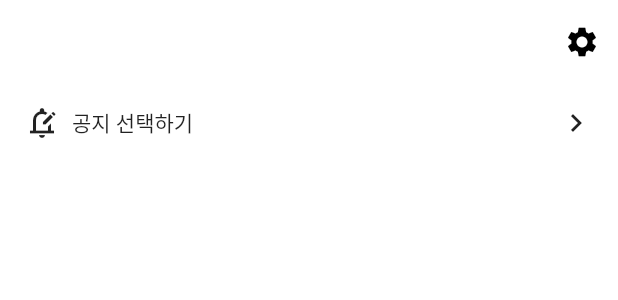
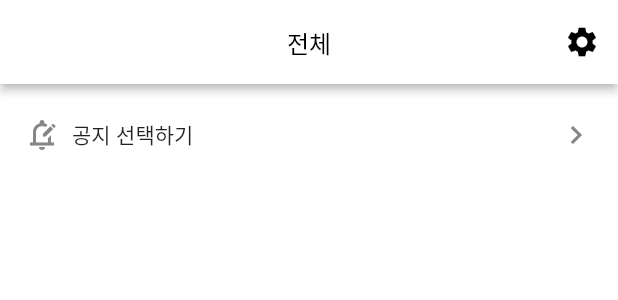
Before and after one commit to bayy1216/knu_helper, a Flutter app: the AllScreen widget shown alone on an empty page, opened directly, on a phone screen of 412 x 824 dp. Shown: the top 300 px of the screen. Run offline on Flutter 3.47's test engine with Material 2 defaults, Android fonts, the phone set to English and light mode, and no system bars; our stand-ins replace cloud_firestore, drift, firebase_core, firebase_messaging, flutter_riverpod, go_router; missing offline and left inert: flutter_inappwebview; accounts and stored records are empty; generated files the repository leaves out were written again.

Commit message:
Style: 색상 추가, 폰트 추가

```diff
--- a/lib/all/view/all_screen.dart
+++ b/lib/all/view/all_screen.dart
@@ -2,6 +2,7 @@ import 'package:flutter/material.dart';
 import 'package:flutter_riverpod/flutter_riverpod.dart';
 import 'package:go_router/go_router.dart';
 import 'package:knu_helper/all/view/select_site_screen.dart';
+import 'package:knu_helper/common/const/color.dart';
 import 'package:knu_helper/common/layout/default_layout.dart';
 import 'package:knu_helper/notice/model/site_color.dart';
 import 'package:knu_helper/notice/model/site_enum.dart';
@@ -13,20 +14,22 @@ class AllScreen extends ConsumerWidget {
   @override
   Widget build(BuildContext context, WidgetRef ref) {
     return DefaultLayout(
-      title: '',
+      title: '전체',
+      elevation: 2.5,
       actions: [
-        IconButton(onPressed: () {}, icon: Icon(Icons.settings)),
+        IconButton(onPressed: () {}, icon: const Icon(Icons.settings)),
       ],
       child: SingleChildScrollView(
         child: Column(
           crossAxisAlignment: CrossAxisAlignment.start,
           children: [
+            const SizedBox(height: 8.0),
             _IconButton(
               onTap: () {
                 context.goNamed(SelectSiteScreen.routeName);
               },
               content: '공지 선택하기',
-              icon: Icon(Icons.edit_notifications_outlined),
+              icon: const Icon(Icons.edit_notifications_outlined, color: BODY_TEXT_COLOR),
             ),
           ],
         ),
@@ -61,7 +64,7 @@ class _IconButton extends StatelessWidget {
             const SizedBox(width: 8.0),
             Text(content),
             const Expanded(child: SizedBox()),
-            const Icon(Icons.keyboard_arrow_right),
+            const Icon(Icons.keyboard_arrow_right,color: BODY_TEXT_COLOR),
           ],
         ),
       ),
--- a/lib/common/layout/default_layout.dart
+++ b/lib/common/layout/default_layout.dart
@@ -6,12 +6,14 @@ class DefaultLayout extends StatelessWidget {
   final String? title;
   final Widget? bottomNavigationBar;
   final List<Widget>? actions;
+  final double elevation;
   const DefaultLayout({
     required this.child,
     this.backgroundColor,
     this.title,
     this.actions,
     this.bottomNavigationBar,
+    this.elevation = 0,
     Key? key
   }) : super(key: key);
 
@@ -32,7 +34,7 @@ class DefaultLayout extends StatelessWidget {
 
     return AppBar(
       backgroundColor: Colors.white,
-      elevation: 0,
+      elevation: elevation,
       title: Text(
         title!,
         style: TextStyle(
--- a/lib/notice/database/drift_database.dart
+++ b/lib/notice/database/drift_database.dart
@@ -80,6 +80,11 @@ class LocalDatabase extends _$LocalDatabase {
 
   Future<List<SiteColor>> getSiteColors() => select(siteColors).get();
 
+  Future<String> getColorOfSite({required String siteName})async{
+    final x = await (select(siteColors)..where((tbl) => tbl.site.equals(siteName))).get();
+    return x.first.hexCode;
+  }
+
   Future<int> updateSiteColor(String hexCode, String site) =>
       (update(siteColors)..where((tbl) => tbl.site.equals(site)))
           .write(SiteColorsCompanion(site: Value(site),hexCode: Value(hexCode)));
```
Also changed, not shown: lib/common/const/color.dart (added, +19 -0 lines), lib/common/view/root_tab.dart (+12 -10 lines), lib/notice/components/notice_card.dart (+29 -12 lines), pubspec.yaml (+15 -12 lines), 6 other files.
